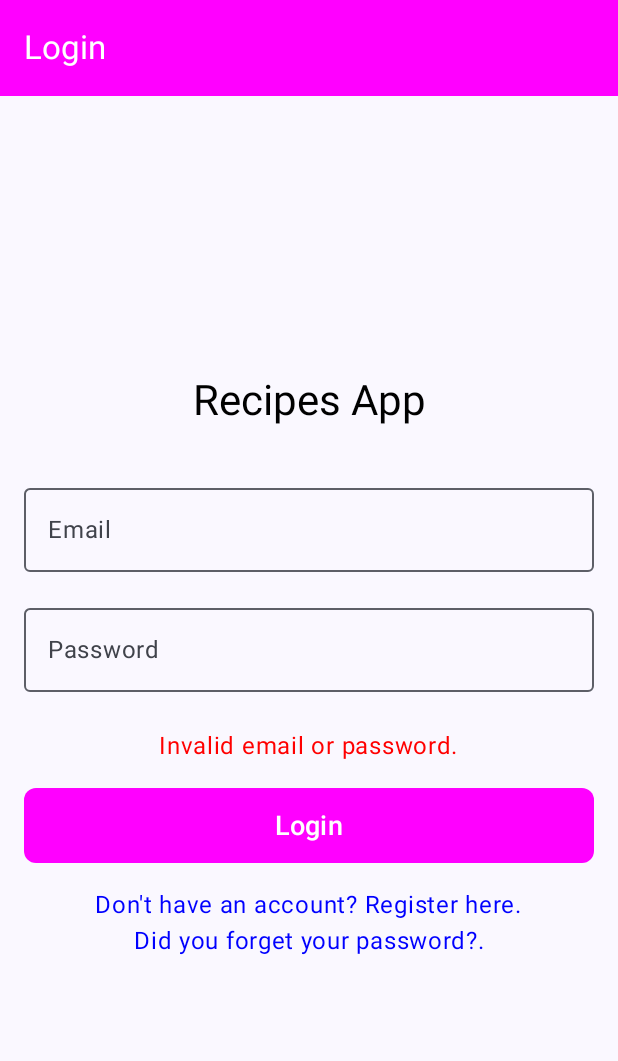
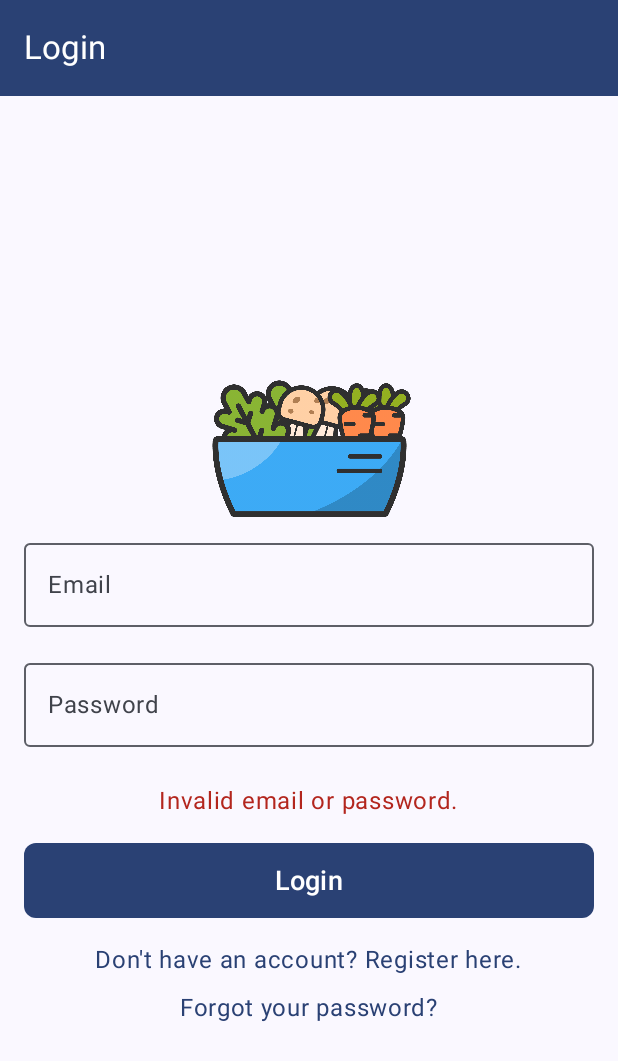
Before and after one commit to gustavoromerocl/RecipesApp, an Android app built with Jetpack Compose: the screen it shows after launch (MainActivity), after a tap on "Login", on a phone screen of 412 x 824 dp. Shown: the top 1061 px of the screen. Run offline under Robolectric (Android 15) with nearby library versions, the phone set to English and light mode, and no system bars.

Commit message:
refactor: login view styles has been refactored

```diff
--- a/app/src/main/java/com/example/recipesapp/views/LoginView.kt
+++ b/app/src/main/java/com/example/recipesapp/views/LoginView.kt
@@ -1,12 +1,16 @@
 package com.example.recipesapp.views
 
+import androidx.compose.foundation.Image
 import androidx.compose.foundation.clickable
 import androidx.compose.foundation.layout.*
 import androidx.compose.foundation.shape.RoundedCornerShape
 import androidx.compose.foundation.text.KeyboardOptions
 import androidx.compose.material3.Button
 import androidx.compose.material3.ButtonDefaults
+import androidx.compose.material3.CircularProgressIndicator
 import androidx.compose.material3.ExperimentalMaterial3Api
+import androidx.compose.material3.Icon
+import androidx.compose.material3.MaterialTheme
 import androidx.compose.material3.OutlinedTextField
 import androidx.compose.material3.Scaffold
 import androidx.compose.material3.Text
@@ -16,6 +20,7 @@ import androidx.compose.runtime.*
 import androidx.compose.ui.Alignment
 import androidx.compose.ui.Modifier
 import androidx.compose.ui.graphics.Color
+import androidx.compose.ui.res.painterResource
 import androidx.compose.ui.text.input.ImeAction
 import androidx.compose.ui.text.input.KeyboardType
 import androidx.compose.ui.text.input.PasswordVisualTransformation
@@ -23,25 +28,27 @@ import androidx.compose.ui.unit.dp
 import androidx.compose.ui.unit.sp
 import androidx.navigation.NavController
 import com.example.recipesapp.data.UserRepository
+import com.example.recipesapp.R
 
 @OptIn(ExperimentalMaterial3Api::class)
 @Composable
 fun LoginView(navController: NavController) {
+    var email by remember { mutableStateOf("") }
+    var password by remember { mutableStateOf("") }
+    var errorMessage by remember { mutableStateOf<String?>(null) }
+    var isLoading by remember { mutableStateOf(false) }
+
     Scaffold(
         topBar = {
             TopAppBar(
                 title = { Text("Login") },
                 colors = topAppBarColors(
-                    containerColor = Color.Magenta,
+                    containerColor = MaterialTheme.colorScheme.primary,
                     titleContentColor = Color.White
                 )
             )
         },
         content = { paddingValues ->
-            var email by remember { mutableStateOf("") }
-            var password by remember { mutableStateOf("") }
-            var errorMessage by remember { mutableStateOf<String?>(null) }
-
             Column(
                 modifier = Modifier
                     .fillMaxSize()
@@ -50,14 +57,12 @@ fun LoginView(navController: NavController) {
                 verticalArrangement = Arrangement.Center,
                 horizontalAlignment = Alignment.CenterHorizontally
             ) {
-                Text(
-                    text = "Recipes App",
-                    style = androidx.compose.material3.MaterialTheme.typography.headlineMedium.copy(
-                        fontSize = 28.sp
-                    ),
-                    color = Color.Black,
-                    modifier = Modifier.padding(bottom = 32.dp)
+                Image(
+                    painter = painterResource(id = R.drawable.login_icon),
+                    contentDescription = "App Logo",
+                    modifier = Modifier.size(150.dp)
                 )
+
 
                 OutlinedTextField(
                     value = email,
@@ -91,45 +96,56 @@ fun LoginView(navController: NavController) {
                 errorMessage?.let { error ->
                     Text(
                         text = error,
-                        color = Color.Red,
+                        color = MaterialTheme.colorScheme.error,
                         modifier = Modifier.padding(bottom = 16.dp)
                     )
                 }
 
+                if (isLoading) {
+                    CircularProgressIndicator(
+                        color = MaterialTheme.colorScheme.primary,
+                        modifier = Modifier.padding(bottom = 16.dp)
+                    )
+                } else {
                     Button(
                         onClick = {
+                            isLoading = true
                             val isValid = UserRepository.validateUser(email, password)
                             if (isValid) {
                                 navController.navigate("home")
                             } else {
                                 errorMessage = "Invalid email or password."
                             }
+                            isLoading = false
                         },
                         modifier = Modifier
                             .fillMaxWidth()
                             .height(50.dp),
                         shape = RoundedCornerShape(8.dp),
                         colors = ButtonDefaults.buttonColors(
-                        containerColor = Color.Magenta,
+                            containerColor = MaterialTheme.colorScheme.primary,
                             contentColor = Color.White
                         )
                     ) {
                         Text(text = "Login", fontSize = 18.sp)
+                    }
                 }
 
                 Spacer(modifier = Modifier.height(16.dp))
 
                 Text(
                     text = "Don't have an account? Register here.",
-                    color = Color.Blue,
-                    modifier = Modifier.clickable {
+                    color = MaterialTheme.colorScheme.primary,
+                    modifier = Modifier
+                        .padding(bottom = 8.dp)
+                        .clickable {
                             navController.navigate("signIn")
                         }
                 )
 
                 Text(
-                    text = "Did you forget your password?.",
-                    color = Color.Blue,
+                    text = "Forgot your password?",
+                    color = MaterialTheme.colorScheme.primary,
                     modifier = Modifier.clickable {
                         navController.navigate("passwordRecovery")
                     }
```
Lines whose indentation alone changed are shown as unchanged.
